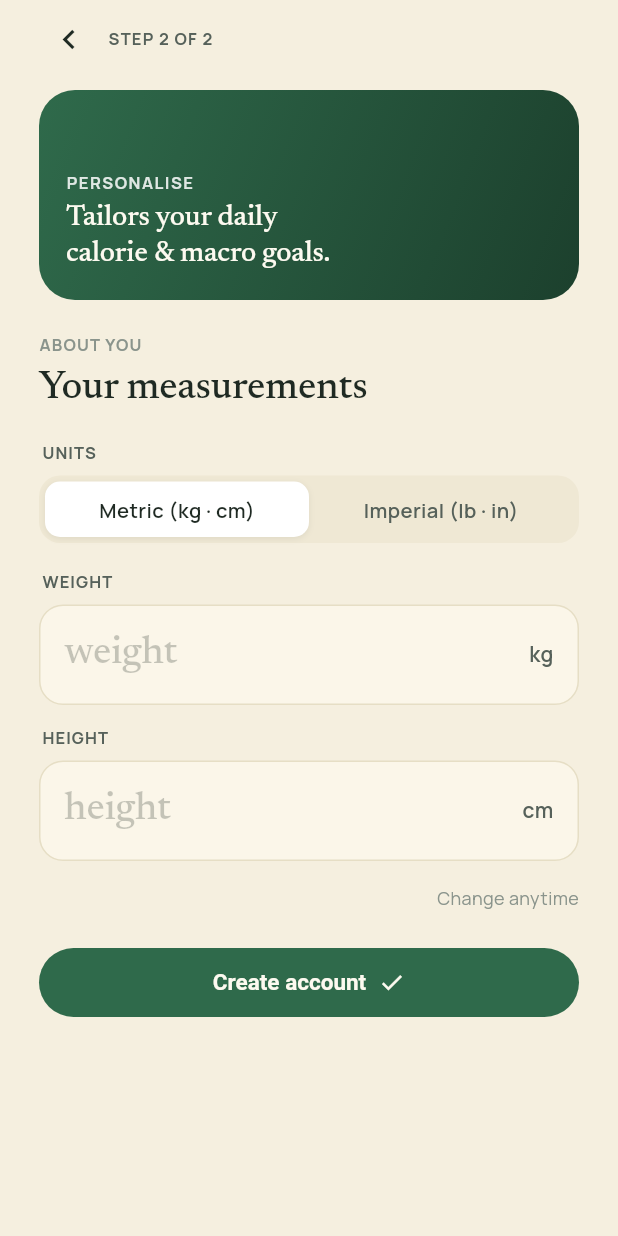
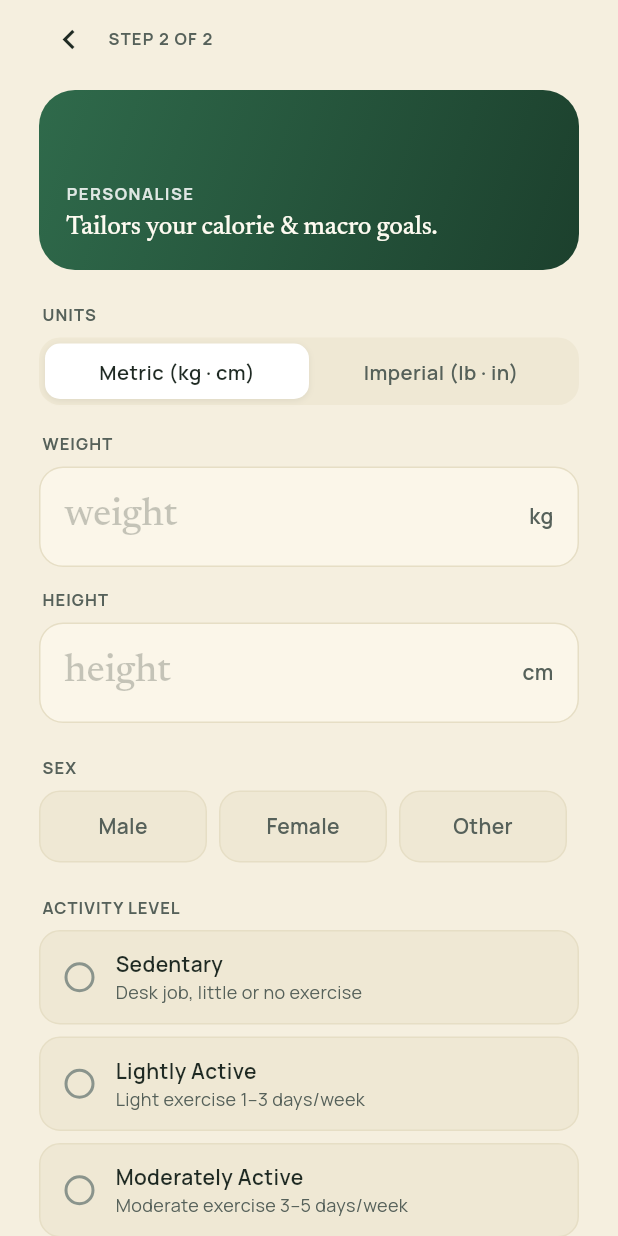
Before and after one commit to NutriFitFax/NutriFit, a Flutter app: the ProfileSetupScreen screen opened directly with empty values, on a phone screen of 412 x 824 dp. Run offline on Flutter 3.47's test engine with Material 3 defaults, Android fonts, the phone set to English and light mode, and no system bars; our stand-ins replace flutter_local_notifications, flutter_timezone, google_fonts, image_picker, permission_handler, shared_preferences and 3 more; missing offline and left inert: mobile_scanner; accounts and stored records are empty.

Commit message:
Save sex and activity level from registration to database
Flutter:
- user_profile.dart: add Sex enum (male/female/other) and ActivityLevel
  enum (sedentary/light/moderate/veryActive/extraActive) to UserProfile
- profile_setup_screen.dart: add Sex chip selector and ActivityLevel
  radio-tile list; _finish() validates both are selected before proceeding
- models.dart: add sex (String?) and activityLevel (String?) fields to
  StoredUserProfile with fromJson/toJson support ('activity_level' key)
- settings_prefs.dart: add sex and activityLevel local storage keys
- auth_gate._handleProfileCreated: passes sex and activity_level to
  saveStorageProfile; saves both to SettingsPrefs locally

Backend:
- StoredUserProfile.java: add sex and activity_level record components
- StorageController.initSchema: CREATE TABLE includes sex/activity_level;
  ALTER TABLE ADD COLUMN IF NOT EXISTS migrates existing tables
- saveProfile INSERT/UPDATE: now writes sex and activity_level columns
- profileMapper: reads sex and activity_level from ResultSet

Co-Authored-By: Claude Sonnet 4.6 <noreply@anthropic.com>

```diff
--- a/mobile/lib/api/models.dart
+++ b/mobile/lib/api/models.dart
@@ -286,6 +286,8 @@ class StoredUserProfile {
   final double? goalProteinG;
   final double? goalCarbsG;
   final double? goalFatG;
+  final String? sex;
+  final String? activityLevel;
   final DateTime? updatedAt;
 
   const StoredUserProfile({
@@ -296,6 +298,8 @@ class StoredUserProfile {
     this.goalProteinG,
     this.goalCarbsG,
     this.goalFatG,
+    this.sex,
+    this.activityLevel,
     this.updatedAt,
   });
 
@@ -308,6 +312,8 @@ class StoredUserProfile {
         goalProteinG: (json['goal_protein_g'] as num?)?.toDouble(),
         goalCarbsG: (json['goal_carbs_g'] as num?)?.toDouble(),
         goalFatG: (json['goal_fat_g'] as num?)?.toDouble(),
+        sex: json['sex'] as String?,
+        activityLevel: json['activity_level'] as String?,
         updatedAt: _dateTimeFromJson(json['updated_at']),
       );
 
@@ -318,6 +324,8 @@ class StoredUserProfile {
         if (goalProteinG != null) 'goal_protein_g': goalProteinG,
         if (goalCarbsG != null) 'goal_carbs_g': goalCarbsG,
         if (goalFatG != null) 'goal_fat_g': goalFatG,
+        if (sex != null) 'sex': sex,
+        if (activityLevel != null) 'activity_level': activityLevel,
       };
 }
 
--- a/mobile/lib/app/settings_prefs.dart
+++ b/mobile/lib/app/settings_prefs.dart
@@ -138,6 +138,15 @@ class SettingsPrefs {
     await _p.remove(_kAvatarPath);
   }
 
+  static const _kSex           = 'sex';
+  static const _kActivityLevel = 'activity_level';
+
+  String? get sex => _p.getString(_kSex);
+  Future<void> setSex(String v) => _p.setString(_kSex, v);
+
+  String? get activityLevel => _p.getString(_kActivityLevel);
+  Future<void> setActivityLevel(String v) => _p.setString(_kActivityLevel, v);
+
   static const _kUserEmail = 'user_email';
 
   String? getUserEmail() => _p.getString(_kUserEmail);
--- a/mobile/lib/features/auth/auth_gate.dart
+++ b/mobile/lib/features/auth/auth_gate.dart
@@ -71,6 +71,8 @@ class _AuthGateState extends State<AuthGate> {
         goalProteinG: SettingsPrefs.instance.goalProteinG.toDouble(),
         goalCarbsG: SettingsPrefs.instance.goalCarbsG.toDouble(),
         goalFatG: SettingsPrefs.instance.goalFatG.toDouble(),
+        sex: profile.sex?.name,
+        activityLevel: _activityLevelKey(profile.activityLevel),
         updatedAt: null,
       ));
     } catch (_) {
@@ -80,7 +82,23 @@ class _AuthGateState extends State<AuthGate> {
     await SettingsPrefs.instance.setDisplayName(profile.name);
     await SettingsPrefs.instance.setWeightKg(profile.weightKg);
     await SettingsPrefs.instance.setHeightCm(profile.heightCm);
+    if (profile.sex != null) {
+      await SettingsPrefs.instance.setSex(profile.sex!.name);
+    }
+    final actKey = _activityLevelKey(profile.activityLevel);
+    if (actKey != null) {
+      await SettingsPrefs.instance.setActivityLevel(actKey);
+    }
   }
+
+  static String? _activityLevelKey(ActivityLevel? level) => switch (level) {
+    ActivityLevel.sedentary   => 'sedentary',
+    ActivityLevel.light       => 'light',
+    ActivityLevel.moderate    => 'moderate',
+    ActivityLevel.veryActive  => 'very_active',
+    ActivityLevel.extraActive => 'extra_active',
+    null                      => null,
+  };
 
   // ── Navigation ────────────────────────────────────────────────────────
 
--- a/mobile/lib/features/auth/profile_setup_screen.dart
+++ b/mobile/lib/features/auth/profile_setup_screen.dart
@@ -5,9 +5,7 @@ import '../../app/nutri_colors.dart';
 import 'user_profile.dart';
 import 'auth_widgets.dart';
 
-/// Step 2 of sign-up: collect weight + height (keyboard-editable, with a
-/// metric/imperial toggle) and show a live BMI readout. Produces the finished
-/// [UserProfile]. Height is clamped to 100–272 cm; weight to 30–300 kg.
+/// Step 2 of sign-up: collect weight, height, sex and activity level.
 class ProfileSetupScreen extends StatefulWidget {
   final String name;
   final String email;
@@ -25,26 +23,19 @@ class ProfileSetupScreen extends StatefulWidget {
 }
 
 class _ProfileSetupScreenState extends State<ProfileSetupScreen> {
-  // Bounds (canonical metric).
-  static const _minKg = 30.0,  _maxKg = 300.0;
+  static const _minKg = 30.0, _maxKg = 300.0;
   static const _minCm = 100.0, _maxCm = 272.0;
 
-  // Canonical values — null until the user types something.
   double? _weightKg;
   double? _heightCm;
   UnitSystem _unit = UnitSystem.metric;
+  Sex? _sex;
+  ActivityLevel? _activityLevel;
 
-  // Editable controllers.
-  final _weightCtrl = TextEditingController();
+  final _weightCtrl  = TextEditingController();
   final _heightCmCtrl = TextEditingController();
-  final _feetCtrl = TextEditingController();
-  final _inchCtrl = TextEditingController();
-
-  @override
-  void initState() {
-    super.initState();
-    _fillControllers();
-  }
+  final _feetCtrl    = TextEditingController();
+  final _inchCtrl    = TextEditingController();
 
   @override
   void dispose() {
@@ -55,7 +46,6 @@ class _ProfileSetupScreenState extends State<ProfileSetupScreen> {
     super.dispose();
   }
 
-  /// Push canonical values into the controllers (on unit switch / blur).
   void _fillControllers() {
     if (_unit == UnitSystem.metric) {
       if (_weightKg != null) _weightCtrl.text = _weightKg!.toStringAsFixed(1);
@@ -70,8 +60,6 @@ class _ProfileSetupScreenState extends State<ProfileSetupScreen> {
     }
   }
 
-  /// Read controllers → canonical (live, while typing). Does not rewrite the
-  /// text (so the cursor doesn't jump); just keeps BMI in sync.
   void _readToCanonical() {
     if (_unit == UnitSystem.metric) {
       final kg = double.tryParse(_weightCtrl.text);
@@ -87,7 +75,7 @@ class _ProfileSetupScreenState extends State<ProfileSetupScreen> {
         _heightCm = UnitConvert.feetInchesToCm(ft, inch.round()).clamp(_minCm, _maxCm);
       }
     }
-    setState(() {}); // refresh BMI chip
+    setState(() {});
   }
 
   void _normalize() => setState(_fillControllers);
@@ -95,11 +83,8 @@ class _ProfileSetupScreenState extends State<ProfileSetupScreen> {
   void _switchUnit(UnitSystem u) {
     if (u == _unit) return;
     HapticFeedback.selectionClick();
-    _readToCanonical();          // commit current entry
-    setState(() {
-      _unit = u;
-      _fillControllers();        // repopulate in the new unit
-    });
+    _readToCanonical();
+    setState(() { _unit = u; _fillControllers(); });
   }
 
   void _finish() {
@@ -111,12 +96,26 @@ class _ProfileSetupScreenState extends State<ProfileSetupScreen> {
       );
       return;
     }
+    if (_sex == null) {
+      ScaffoldMessenger.of(context).showSnackBar(
+        const SnackBar(content: Text('Please select your sex')),
+      );
+      return;
+    }
+    if (_activityLevel == null) {
+      ScaffoldMessenger.of(context).showSnackBar(
+        const SnackBar(content: Text('Please select your activity level')),
+      );
+      return;
+    }
     HapticFeedback.mediumImpact();
     widget.onComplete(UserProfile(
       name: widget.name,
       email: widget.email,
       weightKg: double.parse(_weightKg!.toStringAsFixed(1)),
       heightCm: _heightCm!.roundToDouble(),
+      sex: _sex,
+      activityLevel: _activityLevel,
     ));
   }
 
@@ -142,30 +141,21 @@ class _ProfileSetupScreenState extends State<ProfileSetupScreen> {
                     child: InkWell(
                       onTap: () => Navigator.of(context).maybePop(),
                       customBorder: const CircleBorder(),
-                      child: SizedBox(
-                        width: 40, height: 40,
-                        child: Icon(Icons.chevron_left, size: 26, color: c.ink),
-                      ),
+                      child: SizedBox(width: 40, height: 40, child: Icon(Icons.chevron_left, size: 26, color: c.ink)),
                     ),
                   ),
                   const SizedBox(width: 6),
-                  Text(
-                    'STEP 2 OF 2',
-                    style: TextStyle(fontSize: 11, fontWeight: FontWeight.w700, letterSpacing: 0.8, color: c.ink2),
-                  ),
+                  Text('STEP 2 OF 2',
+                    style: TextStyle(fontSize: 11, fontWeight: FontWeight.w700, letterSpacing: 0.8, color: c.ink2)),
                 ],
               ),
               const SizedBox(height: 14),
 
-              // Hero banner
               Container(
-                height: 140,
+                height: 120,
                 decoration: BoxDecoration(
                   borderRadius: BorderRadius.circular(24),
-                  gradient: LinearGradient(
-                    begin: Alignment.topLeft, end: Alignment.bottomRight,
-                    colors: [c.primary, c.primaryDeep],
-                  ),
+                  gradient: LinearGradient(begin: Alignment.topLeft, end: Alignment.bottomRight, colors: [c.primary, c.primaryDeep]),
                 ),
                 padding: const EdgeInsets.all(18),
                 alignment: Alignment.bottomLeft,
@@ -173,87 +163,44 @@ class _ProfileSetupScreenState extends State<ProfileSetupScreen> {
                   crossAxisAlignment: CrossAxisAlignment.start,
                   mainAxisAlignment: MainAxisAlignment.end,
                   children: [
-                    Text('PERSONALISE',
-                      style: TextStyle(color: Colors.white.withValues(alpha: 0.85), fontSize: 11, fontWeight: FontWeight.w700, letterSpacing: 1.0),
-                    ),
+                    Text('PERSONALISE', style: TextStyle(color: Colors.white.withValues(alpha: 0.85), fontSize: 11, fontWeight: FontWeight.w700, letterSpacing: 1.0)),
                     const SizedBox(height: 4),
-                    Text(
-                      'Tailors your daily\ncalorie & macro goals.',
-                      style: Theme.of(context).textTheme.headlineSmall?.copyWith(color: const Color(0xFFFDFAF0), fontSize: 19, height: 1.25),
-                    ),
+                    Text('Tailors your calorie & macro goals.',
+                      style: Theme.of(context).textTheme.headlineSmall?.copyWith(color: const Color(0xFFFDFAF0), fontSize: 17, height: 1.25)),
                   ],
                 ),
               ),
               const SizedBox(height: 22),
 
-              Text('ABOUT YOU',
-                style: TextStyle(fontSize: 11, fontWeight: FontWeight.w700, letterSpacing: 0.8, color: c.ink3),
-              ),
-              const SizedBox(height: 4),
-              Text('Your measurements',
-                style: Theme.of(context).textTheme.headlineMedium?.copyWith(fontSize: 26),
-              ),
-              const SizedBox(height: 18),
-
+              // ── Units ──────────────────────────────────────────────────
               const FieldLabel('Units'),
               _UnitToggle(value: _unit, onChanged: _switchUnit),
               const SizedBox(height: 18),
 
-              // Weight
+              // ── Weight & Height ────────────────────────────────────────
               const FieldLabel('Weight'),
               _MeasureField(
-                controller: _weightCtrl,
-                unit: _unit == UnitSystem.metric ? 'kg' : 'lb',
-                hintText: 'weight',
-                allowDecimal: true,
-                onChanged: (_) => _readToCanonical(),
-                onEditingComplete: _normalize,
+                controller: _weightCtrl, unit: _unit == UnitSystem.metric ? 'kg' : 'lb',
+                hintText: 'weight', allowDecimal: true,
+                onChanged: (_) => _readToCanonical(), onEditingComplete: _normalize,
               ),
               const SizedBox(height: 14),
 
-              // Height
               const FieldLabel('Height'),
               if (_unit == UnitSystem.metric)
                 _MeasureField(
-                  controller: _heightCmCtrl,
-                  unit: 'cm',
-                  hintText: 'height',
-                  allowDecimal: false,
-                  onChanged: (_) => _readToCanonical(),
-                  onEditingComplete: _normalize,
+                  controller: _heightCmCtrl, unit: 'cm', hintText: 'height', allowDecimal: false,
+                  onChanged: (_) => _readToCanonical(), onEditingComplete: _normalize,
                 )
               else
-                Row(
-                  children: [
-                    Expanded(
-                      child: _MeasureField(
-                        controller: _feetCtrl,
-                        unit: 'ft',
-                        hintText: 'height',
-                        allowDecimal: false,
-                        onChanged: (_) => _readToCanonical(),
-                        onEditingComplete: _normalize,
-                      ),
-                    ),
+                Row(children: [
+                  Expanded(child: _MeasureField(controller: _feetCtrl, unit: 'ft', hintText: 'height', allowDecimal: false, onChanged: (_) => _readToCanonical(), onEditingComplete: _normalize)),
                   const SizedBox(width: 10),
-                    Expanded(
-                      child: _MeasureField(
-                        controller: _inchCtrl,
-                        unit: 'in',
-                        hintText: 'height',
-                        allowDecimal: false,
-                        onChanged: (_) => _readToCanonical(),
-                        onEditingComplete: _normalize,
-                      ),
-                    ),
-                  ],
-                ),
-              const SizedBox(height: 16),
+                  Expanded(child: _MeasureField(controller: _inchCtrl, unit: 'in', hintText: 'height', allowDecimal: false, onChanged: (_) => _readToCanonical(), onEditingComplete: _normalize)),
+                ]),
 
-              Row(
-                mainAxisAlignment: MainAxisAlignment.spaceBetween,
-                children: [
-                  if (profile != null)
+              if (profile != null) ...[
+                const SizedBox(height: 12),
                 Container(
                   padding: const EdgeInsets.symmetric(horizontal: 14, vertical: 8),
                   decoration: BoxDecoration(color: c.primaryTint, borderRadius: BorderRadius.circular(99)),
@@ -272,13 +219,51 @@ class _ProfileSetupScreenState extends State<ProfileSetupScreen> {
                       )),
                     ],
                   ),
-                    )
-                  else
-                    const SizedBox.shrink(),
-                  Text('Change anytime', style: TextStyle(fontSize: 12, color: c.ink3)),
+                ),
               ],
+              const SizedBox(height: 22),
+
+              // ── Sex ────────────────────────────────────────────────────
+              const FieldLabel('Sex'),
+              Row(
+                children: Sex.values.map((s) {
+                  final selected = _sex == s;
+                  final label = switch (s) {
+                    Sex.male   => 'Male',
+                    Sex.female => 'Female',
+                    Sex.other  => 'Other',
+                  };
+                  return Expanded(
+                    child: Padding(
+                      padding: const EdgeInsets.only(right: 8),
+                      child: GestureDetector(
+                        onTap: () { HapticFeedback.selectionClick(); setState(() => _sex = s); },
+                        child: AnimatedContainer(
+                          duration: const Duration(milliseconds: 140),
+                          padding: const EdgeInsets.symmetric(vertical: 13),
+                          decoration: BoxDecoration(
+                            color: selected ? c.primary : c.surfaceSunken,
+                            borderRadius: BorderRadius.circular(14),
+                            border: Border.all(color: selected ? c.primary : c.line),
                           ),
-              const SizedBox(height: 24),
+                          alignment: Alignment.center,
+                          child: Text(label,
+                            style: TextStyle(
+                              fontSize: 14, fontWeight: FontWeight.w600,
+                              color: selected ? Colors.white : c.ink2,
+                            )),
+                        ),
+                      ),
+                    ),
+                  );
+                }).toList(),
+              ),
+              const SizedBox(height: 22),
+
+              // ── Activity level ─────────────────────────────────────────
+              const FieldLabel('Activity level'),
+              ..._activityOptions(c),
+              const SizedBox(height: 26),
 
               FilledButton(
                 onPressed: _finish,
@@ -297,7 +282,59 @@ class _ProfileSetupScreenState extends State<ProfileSetupScreen> {
       ),
     );
   }
+
+  List<Widget> _activityOptions(NutriColors c) {
+    const options = [
+      (ActivityLevel.sedentary,  'Sedentary',       'Desk job, little or no exercise'),
+      (ActivityLevel.light,      'Lightly Active',  'Light exercise 1–3 days/week'),
+      (ActivityLevel.moderate,   'Moderately Active','Moderate exercise 3–5 days/week'),
+      (ActivityLevel.veryActive, 'Very Active',     'Hard exercise 6–7 days/week'),
+      (ActivityLevel.extraActive,'Extra Active',    'Physical job + daily exercise'),
+    ];
+    return options.map((opt) {
+      final (level, title, subtitle) = opt;
+      final selected = _activityLevel == level;
+      return GestureDetector(
+        onTap: () { HapticFeedback.selectionClick(); setState(() => _activityLevel = level); },
+        child: AnimatedContainer(
+          duration: const Duration(milliseconds: 140),
+          margin: const EdgeInsets.only(bottom: 8),
+          padding: const EdgeInsets.symmetric(horizontal: 16, vertical: 12),
+          decoration: BoxDecoration(
+            color: selected ? c.primarySoft : c.surfaceSunken,
+            borderRadius: BorderRadius.circular(14),
+            border: Border.all(color: selected ? c.primary : c.line, width: selected ? 1.5 : 1),
+          ),
+          child: Row(
+            children: [
+              Container(
+                width: 20, height: 20,
+                decoration: BoxDecoration(
+                  shape: BoxShape.circle,
+                  color: selected ? c.primary : Colors.transparent,
+                  border: Border.all(color: selected ? c.primary : c.ink3, width: 2),
+                ),
+                child: selected ? const Icon(Icons.check, size: 13, color: Colors.white) : null,
+              ),
+              const SizedBox(width: 14),
+              Expanded(
+                child: Column(
+                  crossAxisAlignment: CrossAxisAlignment.start,
+                  children: [
+                    Text(title, style: TextStyle(fontSize: 14, fontWeight: FontWeight.w600, color: selected ? c.primaryDeep : c.ink)),
+                    Text(subtitle, style: TextStyle(fontSize: 12, color: selected ? c.primaryDeep : c.ink2)),
+                  ],
+                ),
+              ),
+            ],
+          ),
+        ),
+      );
+    }).toList();
   }
+}
+
+// ── Reusable sub-widgets ─────────────────────────────────────────────────────
 
 class _UnitToggle extends StatelessWidget {
   final UnitSystem value;
@@ -310,12 +347,10 @@ class _UnitToggle extends StatelessWidget {
     return Container(
       padding: const EdgeInsets.all(4),
       decoration: BoxDecoration(color: c.surfaceSunken, borderRadius: BorderRadius.circular(14)),
-      child: Row(
-        children: [
+      child: Row(children: [
         _seg(context, 'Metric (kg · cm)', UnitSystem.metric),
         _seg(context, 'Imperial (lb · in)', UnitSystem.imperial),
-        ],
-      ),
+      ]),
     );
   }
 
@@ -334,20 +369,13 @@ class _UnitToggle extends StatelessWidget {
             boxShadow: on ? [BoxShadow(color: c.ink.withValues(alpha: 0.08), blurRadius: 3, offset: const Offset(0, 1))] : null,
           ),
           alignment: Alignment.center,
-          child: Text(
-            label,
-            style: TextStyle(
-              fontSize: 13.5, fontWeight: FontWeight.w600,
-              color: on ? c.ink : c.ink2,
-            ),
-          ),
+          child: Text(label, style: TextStyle(fontSize: 13.5, fontWeight: FontWeight.w600, color: on ? c.ink : c.ink2)),
         ),
       ),
     );
   }
 }
 
-/// Cream rounded field holding a large serif number input with a unit suffix.
 class _MeasureField extends StatelessWidget {
   final TextEditingController controller;
   final String unit;
@@ -357,12 +385,8 @@ class _MeasureField extends StatelessWidget {
   final VoidCallback? onEditingComplete;
 
   const _MeasureField({
-    required this.controller,
-    required this.unit,
-    required this.allowDecimal,
-    this.hintText,
-    this.onChanged,
-    this.onEditingComplete,
+    required this.controller, required this.unit, required this.allowDecimal,
+    this.hintText, this.onChanged, this.onEditingComplete,
   });
 
   @override
@@ -370,40 +394,23 @@ class _MeasureField extends StatelessWidget {
     final c = context.nutri;
     return Container(
       padding: const EdgeInsets.fromLTRB(16, 4, 16, 4),
-      decoration: BoxDecoration(
-        color: c.surface,
-        border: Border.all(color: c.line),
-        borderRadius: BorderRadius.circular(16),
-      ),
+      decoration: BoxDecoration(color: c.surface, border: Border.all(color: c.line), borderRadius: BorderRadius.circular(16)),
       child: Row(
         children: [
           Expanded(
             child: TextField(
               controller: controller,
               onChanged: onChanged,
-              onEditingComplete: () {
-                onEditingComplete?.call();
-                FocusScope.of(context).unfocus();
-              },
+              onEditingComplete: () { onEditingComplete?.call(); FocusScope.of(context).unfocus(); },
               keyboardType: TextInputType.numberWithOptions(decimal: allowDecimal),
-              inputFormatters: [
-                FilteringTextInputFormatter.allow(
-                  allowDecimal ? RegExp(r'[0-9.]') : RegExp(r'[0-9]'),
-                ),
-              ],
+              inputFormatters: [FilteringTextInputFormatter.allow(allowDecimal ? RegExp(r'[0-9.]') : RegExp(r'[0-9]'))],
               style: Theme.of(context).textTheme.headlineLarge?.copyWith(fontSize: 26),
               decoration: InputDecoration(
-                isDense: true,
-                filled: false,
-                border: InputBorder.none,
-                enabledBorder: InputBorder.none,
-                focusedBorder: InputBorder.none,
+                isDense: true, filled: false,
+                border: InputBorder.none, enabledBorder: InputBorder.none, focusedBorder: InputBorder.none,
                 contentPadding: const EdgeInsets.symmetric(vertical: 12),
                 hintText: hintText,
-                hintStyle: Theme.of(context).textTheme.headlineLarge?.copyWith(
-                  fontSize: 26,
-                  color: c.ink.withValues(alpha: 0.25),
-                ),
+                hintStyle: Theme.of(context).textTheme.headlineLarge?.copyWith(fontSize: 26, color: c.ink.withValues(alpha: 0.25)),
               ),
             ),
           ),
--- a/mobile/lib/features/auth/user_profile.dart
+++ b/mobile/lib/features/auth/user_profile.dart
@@ -1,4 +1,7 @@
 import 'package:flutter/foundation.dart';
+
+enum Sex { male, female, other }
+enum ActivityLevel { sedentary, light, moderate, veryActive, extraActive }
 
 @immutable
 class UserProfile {
@@ -6,12 +9,16 @@ class UserProfile {
   final String email;
   final double weightKg;
   final double heightCm;
+  final Sex? sex;
+  final ActivityLevel? activityLevel;
 
   const UserProfile({
     required this.name,
     required this.email,
     required this.weightKg,
     required this.heightCm,
+    this.sex,
+    this.activityLevel,
   });
 
   double get bmi {
```
Also changed, not shown: 2 other files. Lines whose indentation alone changed are shown as unchanged.
